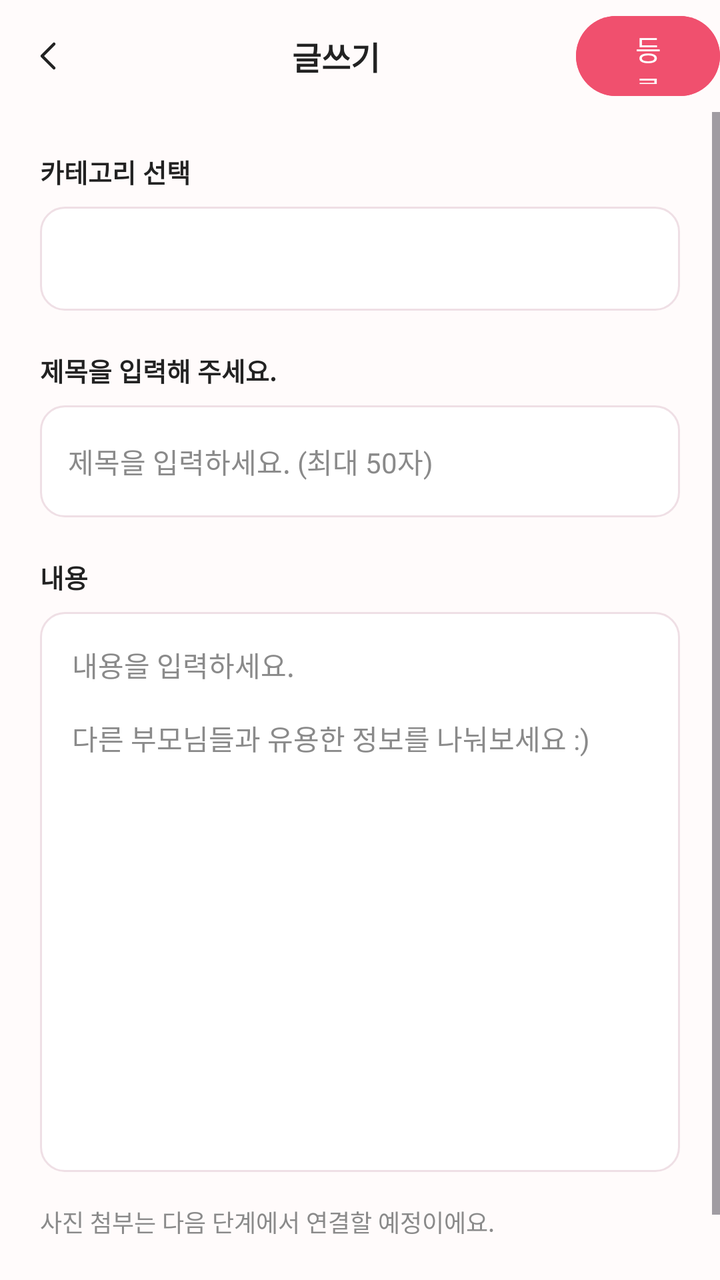
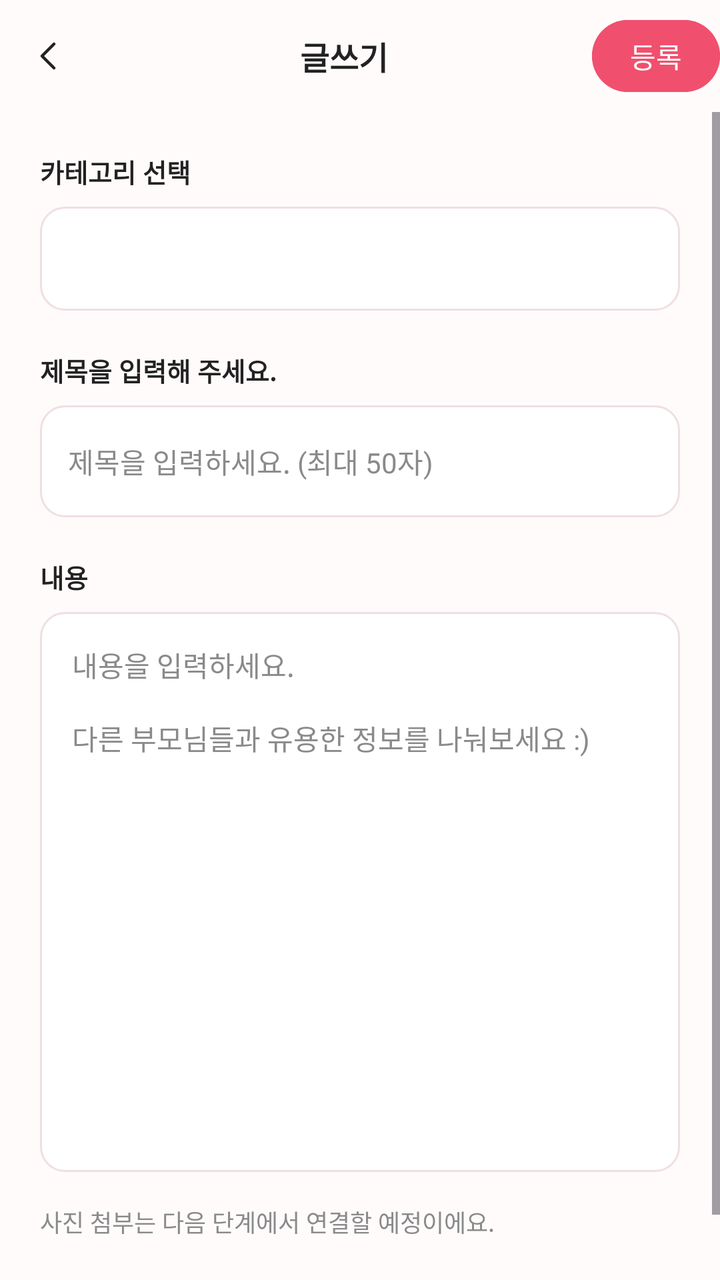

Before-and-after screenshots of an Android layout around one commit, followed by the original layout XML and the change that was made.
<!-- AndroidManifest.xml: application theme Theme.Maru -->
<!-- res/layout/activity_community_write.xml -->
<?xml version="1.0" encoding="utf-8"?>
<LinearLayout xmlns:android="http://schemas.android.com/apk/res/android" xmlns:app="http://schemas.android.com/apk/res-auto" android:id="@+id/main" android:layout_width="match_parent" android:layout_height="match_parent" android:orientation="vertical" android:background="@color/community_bg">
<LinearLayout android:layout_width="match_parent" android:layout_height="56dp" android:gravity="center_vertical"><ImageButton android:id="@+id/btnBack" android:layout_width="48dp" android:layout_height="48dp" android:padding="12dp" android:background="?android:attr/selectableItemBackgroundBorderless" android:src="@drawable/community_ic_back" android:contentDescription="뒤로"/><TextView android:layout_width="wrap_content" android:layout_height="wrap_content" android:text="글쓰기" android:textSize="16sp" android:textColor="@color/community_ink" android:layout_weight="1" android:gravity="center" android:textStyle="bold"/><Button android:id="@+id/btnSave" android:layout_width="72dp" android:layout_height="48dp" android:text="등록" android:textColor="#FFFFFF" android:backgroundTint="@color/community_pink"/></LinearLayout>
<ScrollView android:layout_width="match_parent" android:layout_height="0dp" android:layout_weight="1" android:fillViewport="true"><LinearLayout android:layout_width="match_parent" android:layout_height="wrap_content" android:orientation="vertical" android:padding="20dp">
<TextView android:layout_width="wrap_content" android:layout_height="wrap_content" android:text="카테고리 선택" android:textSize="13sp" android:textColor="@color/community_ink" android:textStyle="bold" android:labelFor="@id/spinnerCategory"/>
<Spinner android:id="@+id/spinnerCategory" android:layout_width="match_parent" android:layout_height="52dp" android:layout_marginTop="8dp" android:background="@drawable/community_input" android:paddingStart="12dp"/>
<TextView android:layout_width="wrap_content" android:layout_height="wrap_content" android:text="제목을 입력해 주세요." android:textSize="13sp" android:textColor="@color/community_ink" android:layout_marginTop="20dp" android:textStyle="bold" android:labelFor="@id/etTitle"/>
<EditText android:id="@+id/etTitle" android:layout_width="match_parent" android:layout_height="56dp" android:layout_marginTop="8dp" android:background="@drawable/community_input" android:padding="14dp" android:textColor="@color/community_ink" android:textColorHint="@color/community_muted" android:textSize="14sp" android:hint="제목을 입력하세요. (최대 50자)" android:inputType="textCapSentences" android:maxLength="50" android:maxLines="1"/>
<TextView android:layout_width="wrap_content" android:layout_height="wrap_content" android:text="내용" android:textSize="13sp" android:textColor="@color/community_ink" android:layout_marginTop="20dp" android:textStyle="bold" android:labelFor="@id/etContent"/>
<EditText android:id="@+id/etContent" android:layout_width="match_parent" android:layout_height="280dp" android:layout_marginTop="8dp" android:background="@drawable/community_input" android:padding="16dp" android:gravity="top|start" android:textColor="@color/community_ink" android:textColorHint="@color/community_muted" android:textSize="14sp" android:hint="내용을 입력하세요.&#10;&#10;다른 부모님들과 유용한 정보를 나눠보세요 :)" android:inputType="textMultiLine|textCapSentences" android:maxLength="5000"/>
<TextView android:layout_width="match_parent" android:layout_height="wrap_content" android:layout_marginTop="16dp" android:text="사진 첨부는 다음 단계에서 연결할 예정이에요." android:textColor="@color/community_muted" android:textSize="12sp"/>
<TextView android:id="@+id/tvStatus" android:layout_width="match_parent" android:layout_height="wrap_content" android:layout_marginTop="16dp" android:textColor="@color/community_pink" android:accessibilityLiveRegion="polite"/>
</LinearLayout></ScrollView></LinearLayout>
<!-- resources referenced by this layout -->
<resources>
  <color name="community_bg">@color/page_bg</color>
  <color name="community_ink">@color/text_dark</color>
  <color name="community_muted">@color/text_gray</color>
  <color name="community_pink">@color/maru_pink</color>
  <!-- drawable community_ic_back (drawable) -->
  <vector xmlns:android="http://schemas.android.com/apk/res/android" android:width="24dp" android:height="24dp" android:viewportWidth="24" android:viewportHeight="24"><path android:pathData="M15,18 L9,12 L15,6" android:fillColor="@android:color/transparent" android:strokeColor="@color/community_ink" android:strokeWidth="1.5" android:strokeLineCap="round" android:strokeLineJoin="round"/></vector>
  <!-- drawable community_input (drawable) -->
  <shape xmlns:android="http://schemas.android.com/apk/res/android" android:shape="rectangle"><solid android:color="#FFFFFF"/><corners android:radius="12dp"/><stroke android:width="1dp" android:color="#EFDFE5"/></shape>
  <style name="Theme.Maru" parent="Base.Theme.Maru" />
  <color name="page_bg">#FFFFFBFB</color>
  <color name="text_dark">#FF222222</color>
  <color name="text_gray">#FF8A8A8A</color>
  <color name="maru_pink">#FFF0506E</color>
  <style name="Base.Theme.Maru" parent="Theme.Material3.Light.NoActionBar">
          <item name="colorPrimary">@color/maru_pink</item>
          <item name="android:windowBackground">@color/page_bg</item>
          
          <item name="android:windowLightStatusBar">true</item>
          
          <item name="android:soundEffectsEnabled">false</item>
      </style>
</resources>

<!-- the commit's change to res/layout/activity_community_write.xml (unified diff, before → after) -->
@@ -1,6 +1,6 @@
 <?xml version="1.0" encoding="utf-8"?>
 <LinearLayout xmlns:android="http://schemas.android.com/apk/res/android" xmlns:app="http://schemas.android.com/apk/res-auto" android:id="@+id/main" android:layout_width="match_parent" android:layout_height="match_parent" android:orientation="vertical" android:background="@color/community_bg">
-<LinearLayout android:layout_width="match_parent" android:layout_height="56dp" android:gravity="center_vertical"><ImageButton android:id="@+id/btnBack" android:layout_width="48dp" android:layout_height="48dp" android:padding="12dp" android:background="?android:attr/selectableItemBackgroundBorderless" android:src="@drawable/community_ic_back" android:contentDescription="뒤로"/><TextView android:layout_width="wrap_content" android:layout_height="wrap_content" android:text="글쓰기" android:textSize="16sp" android:textColor="@color/community_ink" android:layout_weight="1" android:gravity="center" android:textStyle="bold"/><Button android:id="@+id/btnSave" android:layout_width="72dp" android:layout_height="48dp" android:text="등록" android:textColor="#FFFFFF" android:backgroundTint="@color/community_pink"/></LinearLayout>
+<LinearLayout android:layout_width="match_parent" android:layout_height="56dp" android:gravity="center_vertical"><ImageButton android:id="@+id/btnBack" android:layout_width="48dp" android:layout_height="48dp" android:padding="12dp" android:background="?android:attr/selectableItemBackgroundBorderless" android:src="@drawable/community_ic_back" android:contentDescription="뒤로"/><TextView android:layout_width="0dp" android:layout_height="wrap_content" android:layout_weight="1" android:text="글쓰기" android:textSize="16sp" android:textColor="@color/community_ink" android:gravity="center" android:textStyle="bold"/><Button android:id="@+id/btnSave" android:layout_width="64dp" android:layout_height="44dp" android:minWidth="0dp" android:paddingStart="0dp" android:paddingEnd="0dp" android:gravity="center" android:maxLines="1" android:text="등록" android:textSize="14sp" android:textColor="#FFFFFF" android:backgroundTint="@color/community_pink"/></LinearLayout>
 <ScrollView android:layout_width="match_parent" android:layout_height="0dp" android:layout_weight="1" android:fillViewport="true"><LinearLayout android:layout_width="match_parent" android:layout_height="wrap_content" android:orientation="vertical" android:padding="20dp">
 <TextView android:layout_width="wrap_content" android:layout_height="wrap_content" android:text="카테고리 선택" android:textSize="13sp" android:textColor="@color/community_ink" android:textStyle="bold" android:labelFor="@id/spinnerCategory"/>
 <Spinner android:id="@+id/spinnerCategory" android:layout_width="match_parent" android:layout_height="52dp" android:layout_marginTop="8dp" android:background="@drawable/community_input" android:paddingStart="12dp"/>
